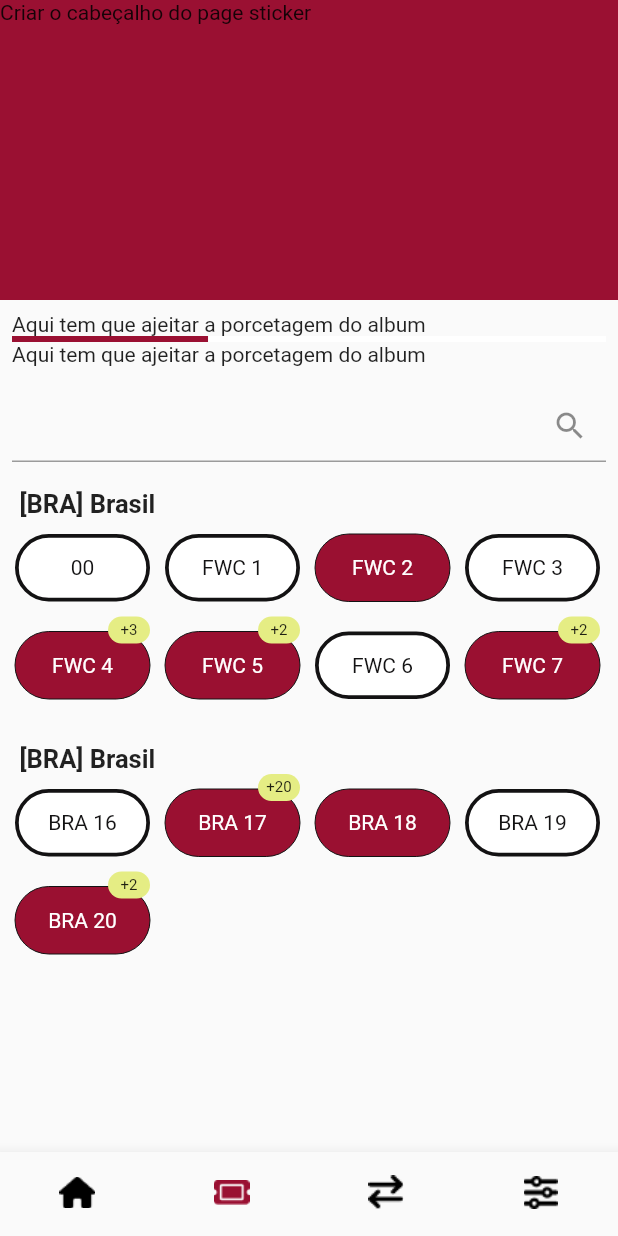
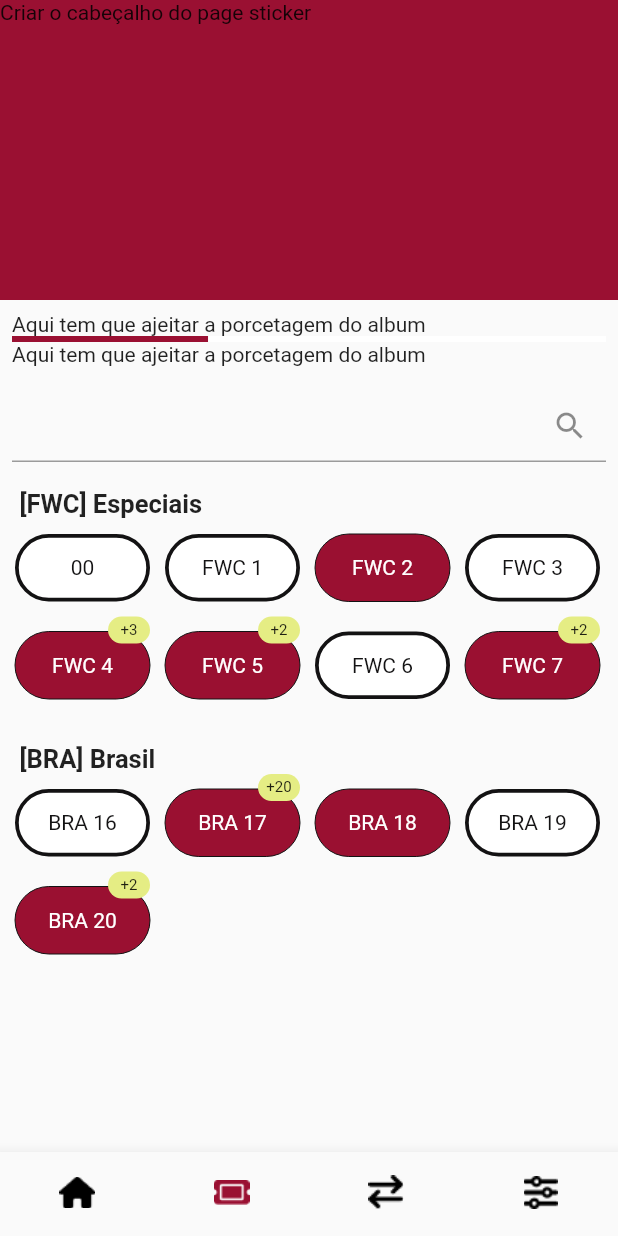
Before and after one commit to nataly-enne/sticker-swap, a Flutter app: the screen it shows after launch, item 2 of the bottom bar chosen, on a phone screen of 412 x 824 dp. Run offline on Flutter 3.47's test engine with Material 2 defaults, Android fonts, the phone set to English and light mode, and no system bars; our stand-ins replace dio, flutter_dotenv, flutter_modular, rxdart.

Commit message:
Nome de grupos das stickers

```diff
--- a/client/lib/src/app.dart
+++ b/client/lib/src/app.dart
@@ -1,7 +1,7 @@
 import 'package:flutter/material.dart';
 import 'package:flutter_localizations/flutter_localizations.dart';
 import 'package:flutter_modular/flutter_modular.dart';
-import 'package:sticker_swap_client/src/utils/theme_app.dart';
+import 'package:sticker_swap_client/src/utils/theme/theme_app.dart';
 
 class App extends StatelessWidget {
   @override
--- a/client/lib/src/modules/sticker/presenter/sticker_screen.dart
+++ b/client/lib/src/modules/sticker/presenter/sticker_screen.dart
@@ -8,6 +8,7 @@ import 'package:sticker_swap_client/src/modules/sticker/presenter/widgets/group_
 import 'package:sticker_swap_client/src/modules/sticker/presenter/widgets/header_sticker.dart';
 import 'package:sticker_swap_client/src/modules/sticker/presenter/widgets/search_sticker.dart';
 import 'package:sticker_swap_client/src/modules/sticker/presenter/widgets/sticker_album_progress.dart';
+import 'package:sticker_swap_client/src/utils/consts/group_names_utils.dart';
 
 class StickerScreen extends StatefulWidget {
 
@@ -101,7 +102,7 @@ class _StickerScreenState extends ModularState<StickerScreen, StickerBloc> {
                      Padding(
                        padding: const EdgeInsets.only(left: 8.0),
                        child: Text(
-                         "[BRA] Brasil",
+                         GroupNamesUtils.names[i]!,
                          style: const TextStyle(
                            fontWeight: FontWeight.bold,
                            fontSize: 17
--- /dev/null
+++ b/client/lib/src/utils/consts/group_names_utils.dart
@@ -0,0 +1,9 @@
+class GroupNamesUtils{
+
+  static Map<int, String> names = {
+    0 : "[FWC] Especiais",
+    26 : "[BRA] Brasil"
+  };
+
+
+}
```
Also changed, not shown: client/lib/src/utils/theme/theme_app.dart (renamed from client/lib/src/utils/theme_app.dart).
